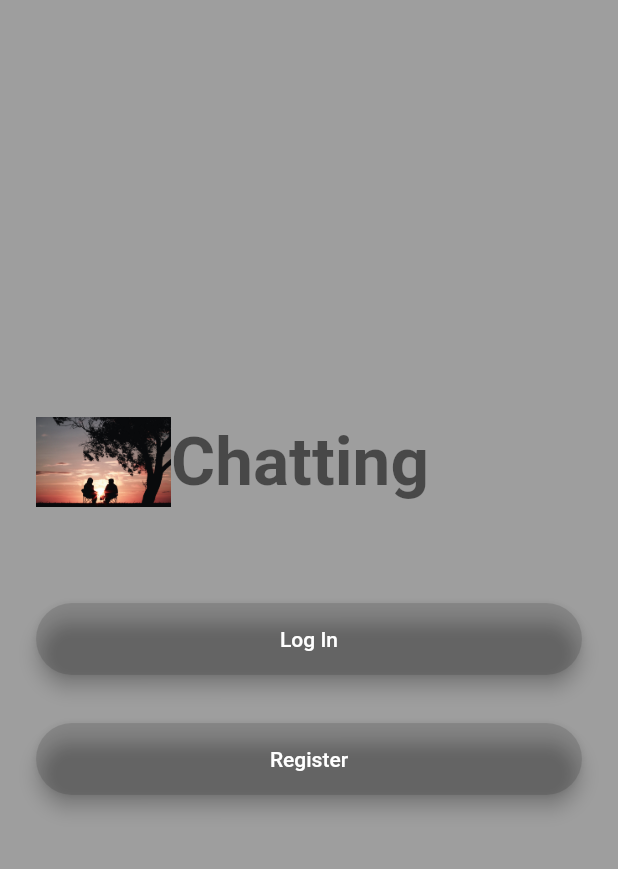
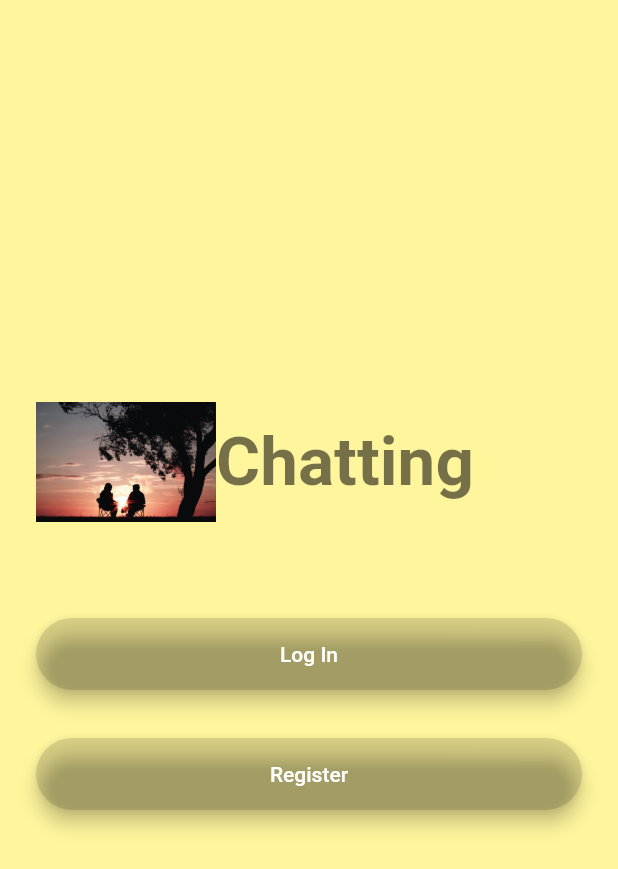
Before and after one commit to apphow/chat_app, a Flutter app: the screen it shows after launch, on a phone screen of 412 x 824 dp. Shown: the top 869 px of the screen. Run offline on Flutter 3.47's test engine with Material 2 defaults, Android fonts, the phone set to English and light mode, and no system bars.

Commit message:
updated backgroundColor

```diff
--- a/lib/main.dart
+++ b/lib/main.dart
@@ -1,3 +1,4 @@
+import 'package:chat_app/screens/registration_screen.dart';
 import 'package:chat_app/screens/welcome_screen.dart';
 import 'package:flutter/material.dart';
 
--- a/lib/screens/welcome_screen.dart
+++ b/lib/screens/welcome_screen.dart
@@ -9,7 +9,7 @@ class _WelcomeScreenState extends State<WelcomeScreen> {
   @override
   Widget build(BuildContext context) {
     return Scaffold(
-      backgroundColor: Colors.grey,
+      backgroundColor: Colors.yellow[200],
       body: Padding(
         padding: EdgeInsets.symmetric(horizontal: 24.0),
         child: Column(
@@ -21,7 +21,7 @@ class _WelcomeScreenState extends State<WelcomeScreen> {
                 Container(
                   child: Image.asset(
                       'images/harli-marten-M9jrKDXOQoU-unsplash.jpg'),
-                  height: 60.0,
+                  height: 80.0,
                 ),
                 Text(
                   'Chatting',
```
